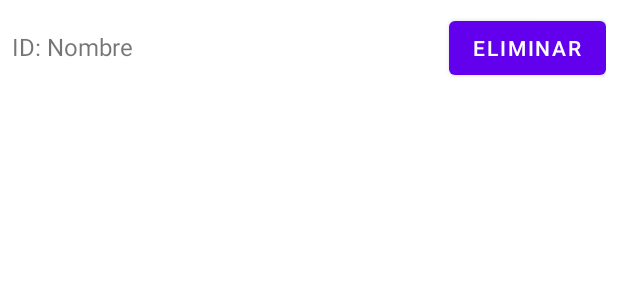
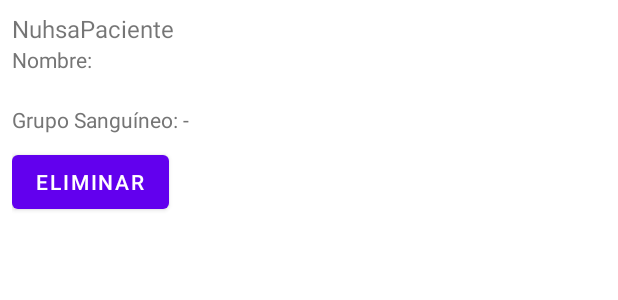
Before and after one commit to jesgararm/FirebaseSalud, an Android app: the layout item_patient.xml on its own in the app's theme, with its tools: preview values and no code run, on a phone screen of 412 x 824 dp. Shown: the top 300 px of the screen. Run offline under Robolectric (Android 15) with nearby library versions, the phone set to English and light mode, and no system bars.

```diff
--- a/app/src/main/res/layout/item_patient.xml
+++ b/app/src/main/res/layout/item_patient.xml
@@ -2,16 +2,37 @@
 <LinearLayout xmlns:android="http://schemas.android.com/apk/res/android"
     android:layout_width="match_parent"
     android:layout_height="wrap_content"
-    android:orientation="horizontal"
+    android:orientation="vertical"
     android:padding="8dp">
 
     <TextView
         android:id="@+id/textViewPatientInfo"
-        android:layout_width="0dp"
+        android:layout_width="192dp"
+        android:layout_height="0dp"
+        android:layout_weight="1"
+        android:text="@string/nuhsapaciente"
+        android:textSize="16sp" />
+
+    <TextView
+        android:id="@+id/textViewNombre"
+        android:layout_width="220dp"
+        android:layout_height="40dp"
+        android:paddingBottom="4dp"
+        android:text="@string/nombre"
+        android:textColor="#757575"
+        android:textSize="14sp" />
+
+    <!-- Nuevo TextView: Diagnóstico del paciente -->
+
+    <TextView
+        android:id="@+id/textViewPatientGroup"
+        android:layout_width="wrap_content"
         android:layout_height="wrap_content"
-        android:layout_weight="1"
-        android:text="@string/id_nombre"
-        android:textSize="16sp" />
+        android:baselineAligned="false"
+        android:paddingBottom="8dp"
+        android:text="@string/grupo_sangu_neo"
+        android:textColor="#757575"
+        android:textSize="14sp" />
 
     <Button
         android:id="@+id/buttonDeletePatient"
--- a/app/src/main/res/values/strings.xml
+++ b/app/src/main/res/values/strings.xml
@@ -7,4 +7,6 @@
     <string name="firebasesalud">FirebaseSalud</string>
     <string name="eliminar">Eliminar</string>
     <string name="id_nombre">ID: Nombre</string>
+    <string name="grupo_sangu_neo">Grupo Sanguíneo: -</string>
+    <string name="nombre">Nombre:</string>
 </resources>
```
Also changed, not shown: app/src/main/java/us/aplicaciones/firebasesalud/PatientAdapter.java (+6 -4 lines), app/src/main/res/layout/activity_list_patient.xml (+1 -10 lines), gradle/libs.versions.toml (+6 -6 lines).
